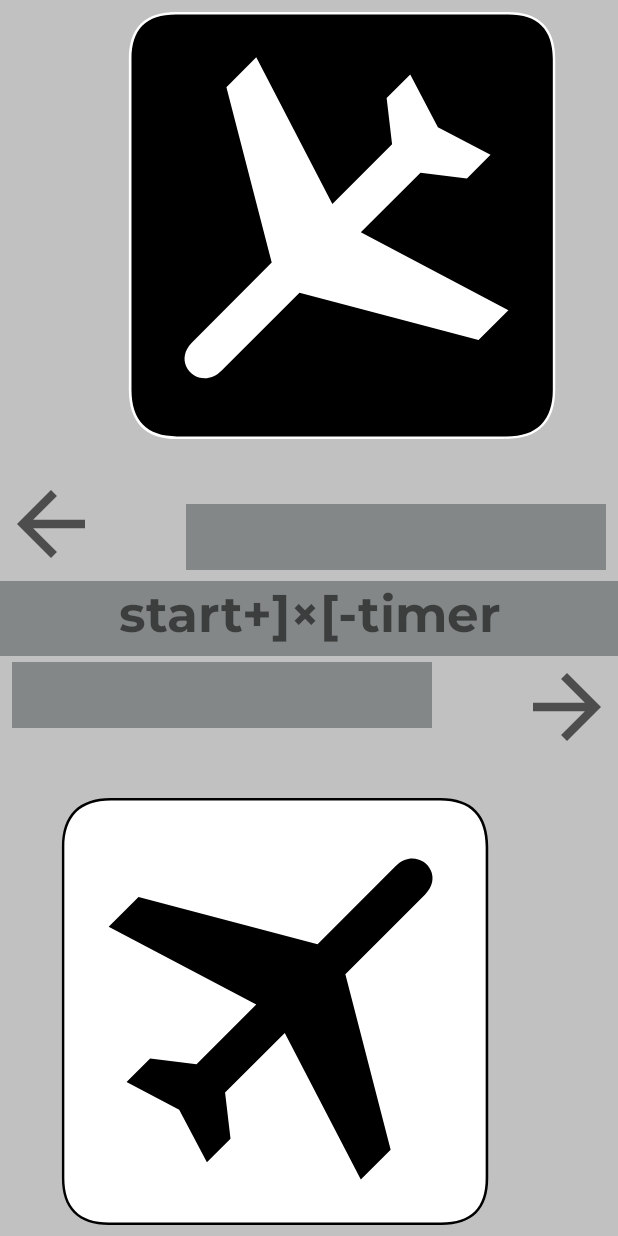
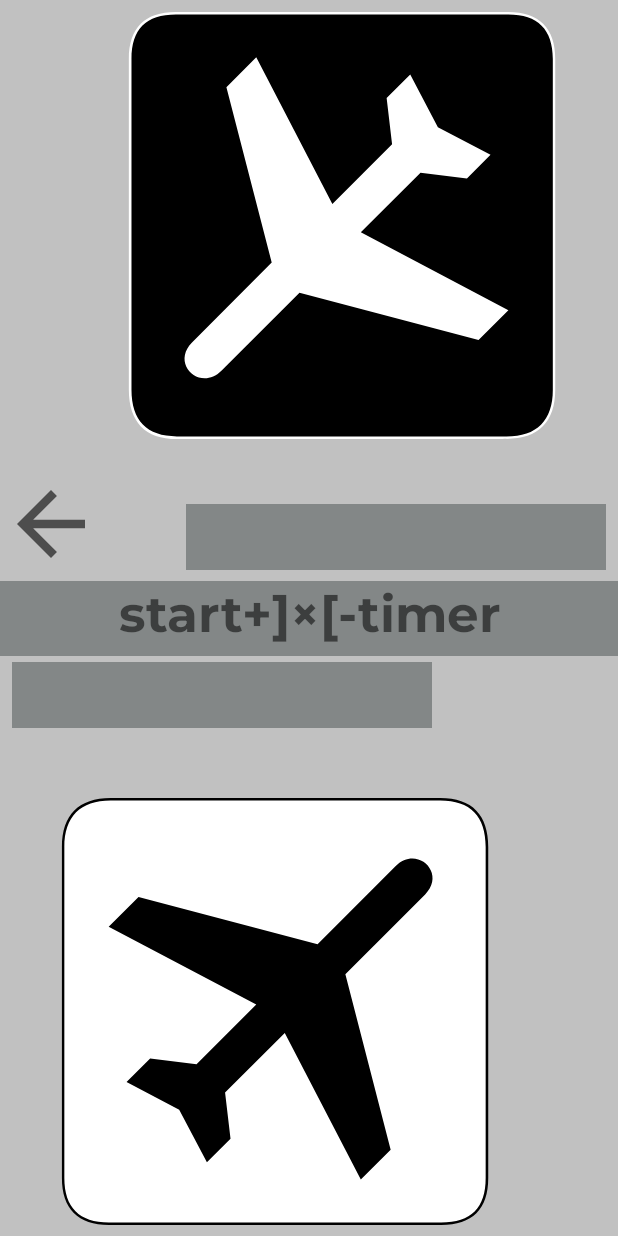
Before and after one commit to Udaka-Hayerson/fudol, an Android app: the NoMainActivity screen opened directly, with no data from a screen before it, on a phone screen of 412 x 824 dp. Run offline under Robolectric (Android 15) with nearby library versions, the phone set to English and light mode, and no system bars; 11 statements that could not run were skipped.

Commit message:
fix bags in timers on NoMainActivity, and create field timecount in TimerActivity

```diff
--- a/client/app/src/main/java/com/example/futudoll/MenuActivity.java
+++ b/client/app/src/main/java/com/example/futudoll/MenuActivity.java
@@ -85,6 +85,7 @@ public class MenuActivity extends AppCompatActivity {
 
     public void onTimer(View view) {
         Intent intentTimer = new Intent(this, TimerActivity.class);
+        Log.e(LOG_TAG, "salary: " + user.getExpectedSalary());
         intentTimer.putExtra("salary", user.getExpectedSalary());
         intentTimer.putExtra("token", token);
         startActivity(intentTimer);
@@ -103,6 +104,7 @@ public class MenuActivity extends AppCompatActivity {
 
     public void dieEndBornTimer(View view) {
         Intent intentDieEndBornTimer = new Intent(this, NoMainActivity.class);
+        Log.e(LOG_TAG, "birthday: " + user.getBirthday());
         intentDieEndBornTimer.putExtra("birthday", user.getBirthday());
         startActivity(intentDieEndBornTimer);
     }
--- a/client/app/src/main/java/com/example/futudoll/NoMainActivity.java
+++ b/client/app/src/main/java/com/example/futudoll/NoMainActivity.java
@@ -2,6 +2,7 @@ package com.example.futudoll;
 
 
 import android.content.Intent;
+import android.content.SharedPreferences;
 import android.os.Bundle;
 import android.os.CountDownTimer;
 import android.util.Log;
@@ -18,8 +19,9 @@ import java.util.TimerTask;
 
 
 public class NoMainActivity extends AppCompatActivity {
+    final String LOG_TAG = "myLogs";
     public long seconds_to_dead;
-    public long seconds_aster_birth;
+    public long seconds_after_birth;
     public TextView t_t_die;
     public TextView t_a_birth;
     long year_birth;
@@ -28,6 +30,8 @@ public class NoMainActivity extends AppCompatActivity {
     long year_dead;
     long month_dead;
     long day_dead;
+    SharedPreferences sharedPreferences;
+    SharedPreferences.Editor editor;
 
     @Override
     protected void onCreate(Bundle savedInstanceState)
@@ -35,17 +39,25 @@ public class NoMainActivity extends AppCompatActivity {
         super.onCreate(savedInstanceState);
         setContentView(R.layout.activity_no_main);
         Intent intent = getIntent();
-        setBirthdayAndDeathdayCounts(intent);
+        String rawDate = intent.getStringExtra("birthday");
+        setBirthdayAndDeathdayCounts(rawDate);
         t_t_die = (TextView) findViewById(R.id.time_to_die);
         t_a_birth = (TextView) findViewById(R.id.time_a_birth);
         // my death and birth timers in start development day  =  b864636600 d2002896600
 
     }
 
-    private void setBirthdayAndDeathdayCounts(Intent intent) {
-        String rawDate = intent.getStringExtra("birthday"); //  YYYY/MM/DD // 0123/56/89 // 0123/5/7
-        year_birth = 2024 - (Long.parseLong(rawDate.substring(0, 4))) * 365 * 24 * 60 * 60;
+    private void setBirthdayAndDeathdayCounts(String rawDate) {
+        //  YYYY/MM/DD // 0123/56/89 // 0123/5/7
+        Log.e(LOG_TAG, "birthday: " + rawDate);
+        Log.e(LOG_TAG, "yyyy: " + rawDate.substring(0, 4));
+        Log.e(LOG_TAG, "mm: " + rawDate.substring(5, 7));
+//        Log.e(LOG_TAG, "m: " + rawDate.substring(5, 6));
+        Log.e(LOG_TAG, "dd: " + rawDate.substring(8));
+//        Log.e(LOG_TAG, "d: " + rawDate.substring(7));
+        year_birth = (2024 - (Long.parseLong(rawDate.substring(0, 4)))) * 365 * 24 * 60 * 60;
         year_dead = (100 - (2024 - (Long.parseLong(rawDate.substring(0, 4))))) * 365 * 24 * 60 * 60;
+        Log.e(LOG_TAG, "" + (100 - (2024 - (Long.parseLong(rawDate.substring(0, 4))))));
         if(rawDate.charAt(7) == '/'){
             month_birth = Long.parseLong(rawDate.substring(5, 7)) * 30 * 24 * 60 * 60;
             month_dead = (12 - (Long.parseLong(rawDate.substring(5, 7)))) * 30 * 24 * 60 * 60;
@@ -57,19 +69,26 @@ public class NoMainActivity extends AppCompatActivity {
             day_birth = Long.parseLong(rawDate.substring(7)) * 24 * 60 * 60;
             day_dead = (30 - (Long.parseLong(rawDate.substring(7)))) * 24 * 60 * 60;
         }
-        seconds_to_dead = year_birth + month_birth + day_birth;
-        seconds_aster_birth = year_dead + month_dead + day_dead;
+        seconds_after_birth  = year_birth + month_birth + day_birth;
+        Log.e(LOG_TAG, "" + year_birth);
+        Log.e(LOG_TAG, "" + month_birth);
+        Log.e(LOG_TAG, "" + day_birth);
+        Log.e(LOG_TAG, "" + seconds_after_birth);
+        seconds_to_dead = year_dead + month_dead + day_dead;
     }
 
     public void btnBackActMethod(View v) {
         Intent intentBack = new Intent(NoMainActivity.this , MenuActivity.class);
+        sharedPreferences = getSharedPreferences("MyPreferences", MODE_PRIVATE);
+        editor = sharedPreferences.edit();
+        intentBack.putExtra("token", sharedPreferences.getString("token", "loh"));
         startActivity(intentBack);
 
     }
-    public void btnNextMethod(View v) {
-        Intent intentNext = new Intent(NoMainActivity.this , MenuActivity.class);
-        startActivity(intentNext);
-    }
+//    public void btnNextMethod(View v) {
+//        Intent intentNext = new Intent(NoMainActivity.this , MenuActivity.class);
+//        startActivity(intentNext);
+//    }
     public void btnStartTimerMethod(View v)
     {
         new Timer().scheduleAtFixedRate(new TimerTask()
@@ -78,7 +97,7 @@ public class NoMainActivity extends AppCompatActivity {
             public void run()
             {
                 t_t_die.setText("" + (seconds_to_dead--));
-                t_a_birth.setText("" + (seconds_aster_birth++));
+                t_a_birth.setText("" + (seconds_after_birth++));
             }
 
         },0,1000);
--- a/client/app/src/main/java/com/example/futudoll/retrofit/UserSignInDTO.java
+++ b/client/app/src/main/java/com/example/futudoll/retrofit/UserSignInDTO.java
@@ -5,10 +5,10 @@ import com.google.gson.annotations.SerializedName;
 import java.io.Serializable;
 
 public class UserSignInDTO  implements Serializable {
-    @SerializedName("Login")
+    @SerializedName("login")
     String login;
 
-    @SerializedName("Password")
+    @SerializedName("password")
     String password;
 
     public UserSignInDTO(String login, String password) {
--- a/client/app/src/main/res/layout/activity_no_main.xml
+++ b/client/app/src/main/res/layout/activity_no_main.xml
@@ -116,17 +116,18 @@
         android:layout_width="68dp"
         android:layout_height="68dp"
         android:layout_marginBottom="4dp"
+        android:onClick="btnBackActMethod"
         app:layout_constraintBottom_toTopOf="@+id/textView666"
         app:layout_constraintStart_toStartOf="@+id/btnBackAct"
         app:srcCompat="?attr/actionModeCloseDrawable" />
 
-    <ImageView
-        android:id="@+id/imageViewNext"
-        android:layout_width="68dp"
-        android:layout_height="68dp"
-        android:rotation="180"
-        app:layout_constraintEnd_toEndOf="parent"
-        app:layout_constraintTop_toBottomOf="@+id/textView666"
-        app:srcCompat="?attr/actionModeCloseDrawable" />
+<!--    <ImageView-->
+<!--        android:id="@+id/imageViewNext"-->
+<!--        android:layout_width="68dp"-->
+<!--        android:layout_height="68dp"-->
+<!--        android:rotation="180"-->
+<!--        app:layout_constraintEnd_toEndOf="parent"-->
+<!--        app:layout_constraintTop_toBottomOf="@+id/textView666"-->
+<!--        app:srcCompat="?attr/actionModeCloseDrawable" />-->
 
 </androidx.constraintlayout.widget.ConstraintLayout>
```
Also changed, not shown: client/app/src/main/java/com/example/futudoll/TimerActivity.java (+82 -10 lines), client/app/src/main/java/com/example/futudoll/retrofit/IncreaseTimeCountDTO.java (added, +22 -0 lines), client/app/src/main/java/com/example/futudoll/retrofit/MainApi.java (+7 -0 lines), client/app/src/main/java/com/example/futudoll/retrofit/User.java (+4 -4 lines).
